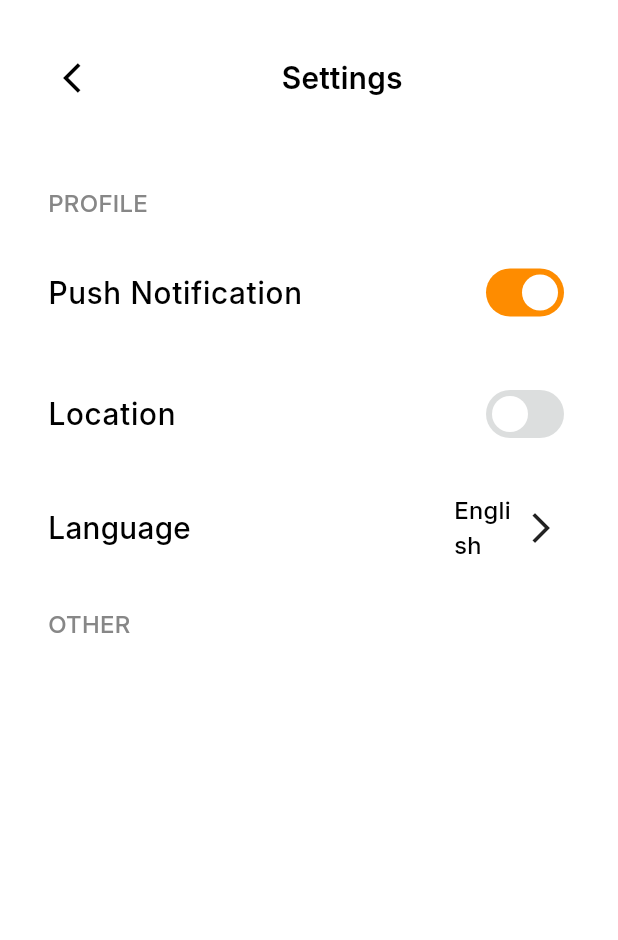
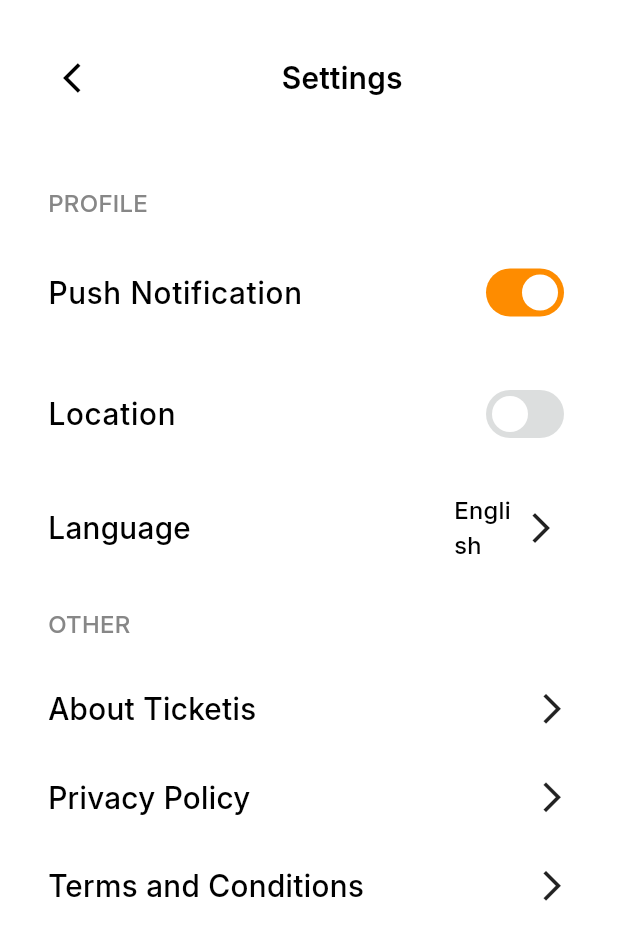
Before and after one commit to MohamedEssami20/delivery_food, a Flutter app: the AppSettingsView screen opened by its route, on a phone screen of 412 x 824 dp. Shown: the top 940 px of the screen. Run offline on Flutter 3.47's test engine with Material 3 defaults, Android fonts, the phone set to English and light mode, and no system bars; our stand-ins replace cloud_firestore, dartz, dots_indicator, firebase_auth, firebase_core, flutter_bloc and 5 more; missing offline and left inert: flutter_facebook_auth, mailer, svg_flutter; accounts and stored records are empty.

Commit message:
create other setttings item widget

```diff
--- a/lib/features/profile/presentation/views/widgets/app_settings_view_body.dart
+++ b/lib/features/profile/presentation/views/widgets/app_settings_view_body.dart
@@ -2,6 +2,7 @@ import 'package:delivery_food/core/utils/app_text_styles.dart';
 import 'package:delivery_food/core/utils/widgets/custom_app_bar.dart';
 import 'package:flutter/material.dart';
 import 'change_language_widget.dart';
+import 'other_settings.dart';
 import 'settings_switch_item.dart';
 
 class AppSettingsViewBody extends StatelessWidget {
@@ -51,6 +52,18 @@ class AppSettingsViewBody extends StatelessWidget {
                 fontSize: 16,
               ),
             ),
+            const SizedBox(
+              height: 30,
+            ),
+            const OtherSettingItem(title: 'About Ticketis'),
+            const SizedBox(
+              height: 30,
+            ),
+            const OtherSettingItem(title: 'Privacy Policy'),
+            const SizedBox(
+              height: 30,
+            ),
+            const OtherSettingItem(title: 'Terms and Conditions'),
           ],
         ),
       ),
--- /dev/null
+++ b/lib/features/profile/presentation/views/widgets/other_settings.dart
@@ -0,0 +1,27 @@
+import 'package:flutter/material.dart';
+
+import '../../../../../core/utils/app_text_styles.dart';
+
+class OtherSettingItem extends StatelessWidget {
+  const OtherSettingItem({super.key, required this.title});
+  final String title;
+  @override
+  Widget build(BuildContext context) {
+    return Row(
+      mainAxisAlignment: MainAxisAlignment.spaceBetween,
+      children: [
+        Text(
+          title,
+          style: AppTextStyles.medium14.copyWith(
+            color: Colors.black,
+            fontSize: 20,
+          ),
+        ),
+        Transform.rotate(
+          angle: 3.14,
+          child: const Icon(Icons.arrow_back_ios_new_outlined),
+        ),
+      ],
+    );
+  }
+}
```
